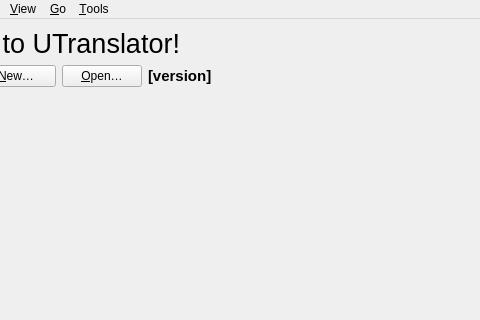
The window that UTranslator/Main/FmMain.ui (Mercury13/utranslator) describes before a commit, drawn with Qt 5; both pictures show x 126 to 606 and y 0 to 320 of the 857 by 660 pixel window.
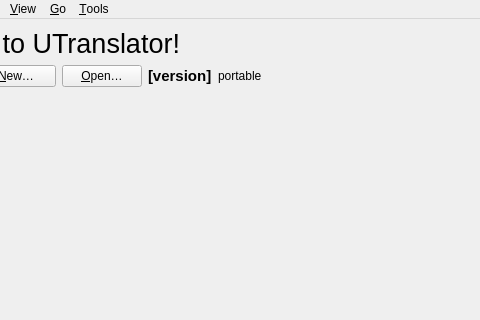
The same window after the commit. The open tabs and pages were chosen to show the change. Custom widgets are drawn as their Qt base class.

Commit message: Finall;y fixed portable

Patch:
```diff
--- a/UTranslator/Main/FmMain.ui
+++ b/UTranslator/Main/FmMain.ui
@@ -876,6 +876,13 @@
             </property>
            </widget>
           </item>
+          <item>
+           <widget class="QLabel" name="lbPortable">
+            <property name="text">
+             <string>portable</string>
+            </property>
+           </widget>
+          </item>
           <item>
            <spacer name="horizontalSpacer">
             <property name="orientation">
```
The commit also changes 3 other files.
